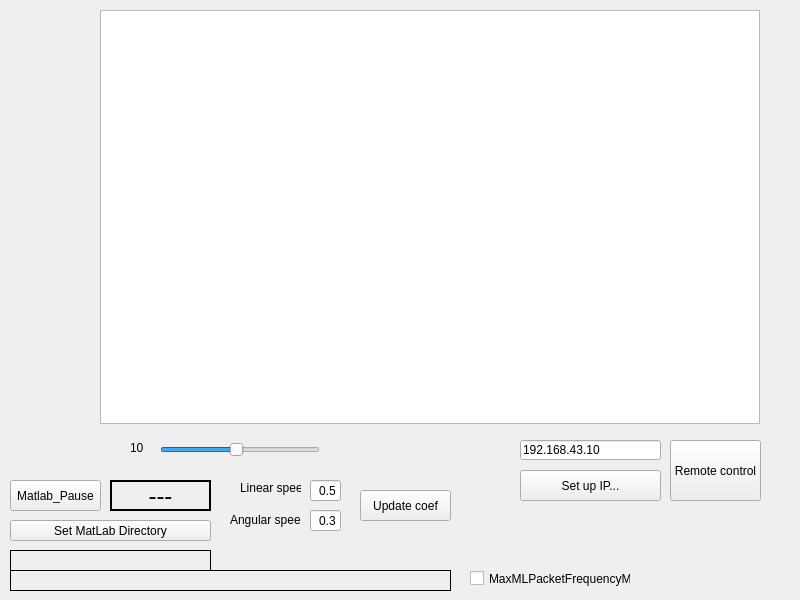
The window that LARCmaCS/larcmacs.ui (vkpankov/LARCmaCS) describes before a commit, drawn with Qt 5.
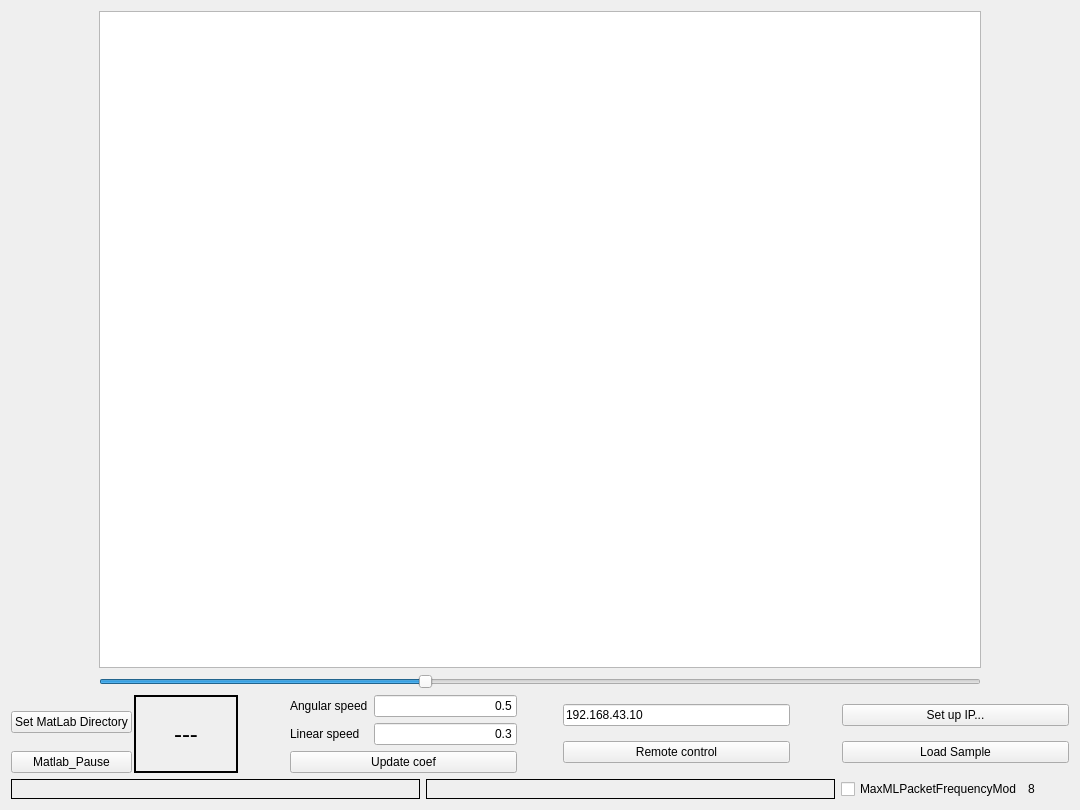
The same window after the commit.

```diff
--- a/LARCmaCS/larcmacs.ui
+++ b/LARCmaCS/larcmacs.ui
@@ -6,8 +6,8 @@
    <rect>
     <x>0</x>
     <y>0</y>
-    <width>800</width>
-    <height>600</height>
+    <width>1080</width>
+    <height>810</height>
    </rect>
   </property>
   <property name="windowTitle">
@@ -16,25 +16,32 @@
   <property name="toolTipDuration">
    <number>-1</number>
   </property>
-  <widget class="QGraphicsView" name="fieldView">
-   <property name="geometry">
-    <rect>
-     <x>100</x>
-     <y>10</y>
-     <width>660</width>
-     <height>414</height>
-    </rect>
-   </property>
-  </widget>
+  <layout class="QVBoxLayout" name="verticalLayout" stretch="50,5,1">
+   <item>
+    <layout class="QHBoxLayout" name="horizontalLayout_4" stretch="1,10,1">
+     <item>
+      <spacer name="horizontalSpacer">
+       <property name="orientation">
+        <enum>Qt::Horizontal</enum>
+       </property>
+       <property name="sizeType">
+        <enum>QSizePolicy::Preferred</enum>
+       </property>
+       <property name="sizeHint" stdset="0">
+        <size>
+         <width>40</width>
+         <height>20</height>
+        </size>
+       </property>
+      </spacer>
+     </item>
+     <item>
+      <layout class="QVBoxLayout" name="verticalLayout_5">
+       <item>
+        <widget class="QGraphicsView" name="fieldView"/>
+       </item>
+       <item>
   <widget class="QSlider" name="sceneslider">
-   <property name="geometry">
-    <rect>
-     <x>160</x>
-     <y>440</y>
-     <width>160</width>
-     <height>19</height>
-    </rect>
-   </property>
    <property name="minimum">
     <number>1</number>
    </property>
@@ -42,85 +49,56 @@
     <number>20</number>
    </property>
    <property name="value">
-    <number>10</number>
-   </property>
+          <number>8</number>
+         </property>
+         <property name="sliderPosition">
+          <number>8</number>
+         </property>
    <property name="orientation">
     <enum>Qt::Horizontal</enum>
    </property>
   </widget>
-  <widget class="QLabel" name="labelscenesize">
-   <property name="geometry">
-    <rect>
-     <x>130</x>
-     <y>440</y>
-     <width>21</width>
-     <height>16</height>
-    </rect>
-   </property>
-   <property name="text">
-    <string>10</string>
-   </property>
-  </widget>
-  <widget class="QLabel" name="StatusLabel">
-   <property name="geometry">
-    <rect>
-     <x>10</x>
-     <y>570</y>
-     <width>441</width>
-     <height>21</height>
-    </rect>
-   </property>
-   <property name="frameShape">
-    <enum>QFrame::Box</enum>
-   </property>
-   <property name="frameShadow">
-    <enum>QFrame::Plain</enum>
-   </property>
-   <property name="text">
-    <string/>
-   </property>
-  </widget>
-  <widget class="QLabel" name="label_SSL_FPS">
-   <property name="geometry">
-    <rect>
-     <x>10</x>
-     <y>550</y>
-     <width>201</width>
-     <height>21</height>
-    </rect>
-   </property>
-   <property name="frameShape">
-    <enum>QFrame::Box</enum>
-   </property>
-   <property name="frameShadow">
-    <enum>QFrame::Plain</enum>
-   </property>
-   <property name="text">
-    <string/>
-   </property>
-  </widget>
+       </item>
+      </layout>
+     </item>
+     <item>
+      <spacer name="horizontalSpacer_5">
+       <property name="orientation">
+        <enum>Qt::Horizontal</enum>
+       </property>
+       <property name="sizeHint" stdset="0">
+        <size>
+         <width>40</width>
+         <height>20</height>
+        </size>
+       </property>
+      </spacer>
+     </item>
+    </layout>
+   </item>
+   <item>
+    <layout class="QHBoxLayout" name="horizontalLayout_13" stretch="10,2,10,0,10,2,10">
+     <item>
+      <layout class="QGridLayout" name="gridLayout_4">
+       <property name="spacing">
+        <number>2</number>
+       </property>
+       <item row="3" column="0">
   <widget class="QPushButton" name="pushButton_Pause">
-   <property name="geometry">
-    <rect>
-     <x>10</x>
-     <y>480</y>
-     <width>91</width>
-     <height>31</height>
-    </rect>
-   </property>
    <property name="text">
     <string>Matlab_Pause</string>
    </property>
   </widget>
+       </item>
+       <item row="0" column="0" rowspan="3">
+        <widget class="QPushButton" name="pushButton_SetMLdir">
+         <property name="text">
+          <string>Set MatLab Directory</string>
+         </property>
+        </widget>
+       </item>
+       <item row="0" column="1" rowspan="4">
   <widget class="QLabel" name="label_Pause">
-   <property name="geometry">
-    <rect>
-     <x>110</x>
-     <y>480</y>
-     <width>101</width>
-     <height>31</height>
-    </rect>
-   </property>
    <property name="font">
     <font>
      <pointsize>18</pointsize>
@@ -145,83 +123,35 @@
     <set>Qt::AlignCenter</set>
    </property>
   </widget>
-  <widget class="QPushButton" name="pushButton_SetMLdir">
-   <property name="geometry">
-    <rect>
-     <x>10</x>
-     <y>520</y>
-     <width>201</width>
-     <height>21</height>
-    </rect>
-   </property>
-   <property name="text">
-    <string>Set MatLab Directory</string>
-   </property>
-  </widget>
-  <widget class="QCheckBox" name="checkBox_MlMaxFreq">
-   <property name="geometry">
-    <rect>
-     <x>470</x>
-     <y>570</y>
-     <width>161</width>
-     <height>17</height>
-    </rect>
-   </property>
-   <property name="text">
-    <string>MaxMLPacketFrequencyMod</string>
-   </property>
-  </widget>
-  <widget class="QPushButton" name="pushButton_RemoteControl">
-   <property name="geometry">
-    <rect>
-     <x>670</x>
-     <y>440</y>
-     <width>91</width>
-     <height>61</height>
-    </rect>
-   </property>
-   <property name="text">
-    <string>Remote control</string>
-   </property>
-  </widget>
-  <widget class="QLineEdit" name="lineEditRobotIp">
-   <property name="geometry">
-    <rect>
-     <x>520</x>
-     <y>440</y>
-     <width>141</width>
+       </item>
+      </layout>
+     </item>
+     <item>
+      <spacer name="horizontalSpacer_2">
+       <property name="orientation">
+        <enum>Qt::Horizontal</enum>
+       </property>
+       <property name="sizeHint" stdset="0">
+        <size>
+         <width>40</width>
      <height>20</height>
-    </rect>
-   </property>
-   <property name="inputMask">
-    <string/>
-   </property>
+        </size>
+       </property>
+      </spacer>
+     </item>
+     <item>
+      <layout class="QVBoxLayout" name="verticalLayout_13">
+       <item>
+        <layout class="QFormLayout" name="formLayout_2">
+         <item row="0" column="0">
+          <widget class="QLabel" name="label_2">
    <property name="text">
-    <string>192.168.43.10</string>
-   </property>
-  </widget>
-  <widget class="QPushButton" name="pushButton_SetupIP">
-   <property name="geometry">
-    <rect>
-     <x>520</x>
-     <y>470</y>
-     <width>141</width>
-     <height>31</height>
-    </rect>
-   </property>
-   <property name="text">
-    <string>Set up IP...</string>
-   </property>
-  </widget>
+            <string>Angular speed</string>
+           </property>
+          </widget>
+         </item>
+         <item row="0" column="1">
   <widget class="QLineEdit" name="linearSpeed">
-   <property name="geometry">
-    <rect>
-     <x>310</x>
-     <y>480</y>
-     <width>31</width>
-     <height>21</height>
-    </rect>
-   </property>
    <property name="layoutDirection">
     <enum>Qt::LeftToRight</enum>
    </property>
@@ -232,61 +162,147 @@
     <set>Qt::AlignRight|Qt::AlignTrailing|Qt::AlignVCenter</set>
    </property>
   </widget>
-  <widget class="QLineEdit" name="angularSpeed">
-   <property name="geometry">
-    <rect>
-     <x>310</x>
-     <y>510</y>
-     <width>31</width>
-     <height>21</height>
-    </rect>
-   </property>
-   <property name="text">
-    <string>0.3</string>
-   </property>
-   <property name="alignment">
-    <set>Qt::AlignRight|Qt::AlignTrailing|Qt::AlignVCenter</set>
-   </property>
-  </widget>
+         </item>
+         <item row="1" column="0">
   <widget class="QLabel" name="label">
-   <property name="geometry">
-    <rect>
-     <x>240</x>
-     <y>480</y>
-     <width>61</width>
-     <height>16</height>
-    </rect>
-   </property>
    <property name="text">
     <string>Linear speed</string>
    </property>
   </widget>
-  <widget class="QLabel" name="label_2">
-   <property name="geometry">
-    <rect>
-     <x>230</x>
-     <y>510</y>
-     <width>71</width>
-     <height>20</height>
-    </rect>
-   </property>
+         </item>
+         <item row="1" column="1">
+          <widget class="QLineEdit" name="angularSpeed">
    <property name="text">
-    <string>Angular speed</string>
-   </property>
-  </widget>
+            <string>0.3</string>
+           </property>
+           <property name="alignment">
+            <set>Qt::AlignRight|Qt::AlignTrailing|Qt::AlignVCenter</set>
+           </property>
+          </widget>
+         </item>
+        </layout>
+       </item>
+       <item>
   <widget class="QPushButton" name="coefButton">
-   <property name="geometry">
-    <rect>
-     <x>360</x>
-     <y>490</y>
-     <width>91</width>
-     <height>31</height>
-    </rect>
-   </property>
    <property name="text">
     <string>Update coef</string>
    </property>
   </widget>
+       </item>
+      </layout>
+     </item>
+     <item>
+      <spacer name="horizontalSpacer_4">
+       <property name="orientation">
+        <enum>Qt::Horizontal</enum>
+       </property>
+       <property name="sizeHint" stdset="0">
+        <size>
+         <width>40</width>
+         <height>20</height>
+        </size>
+       </property>
+      </spacer>
+     </item>
+     <item>
+      <layout class="QVBoxLayout" name="verticalLayout_14">
+       <item>
+        <widget class="QLineEdit" name="lineEditRobotIp">
+         <property name="inputMask">
+          <string/>
+         </property>
+         <property name="text">
+          <string>192.168.43.10</string>
+         </property>
+        </widget>
+       </item>
+       <item>
+        <widget class="QPushButton" name="pushButton_RemoteControl">
+         <property name="text">
+          <string>Remote control</string>
+         </property>
+        </widget>
+       </item>
+      </layout>
+     </item>
+     <item>
+      <spacer name="horizontalSpacer_3">
+       <property name="orientation">
+        <enum>Qt::Horizontal</enum>
+       </property>
+       <property name="sizeHint" stdset="0">
+        <size>
+         <width>40</width>
+         <height>20</height>
+        </size>
+       </property>
+      </spacer>
+     </item>
+     <item>
+      <layout class="QVBoxLayout" name="verticalLayout_3">
+       <item>
+        <widget class="QPushButton" name="pushButton_SetupIP">
+         <property name="text">
+          <string>Set up IP...</string>
+         </property>
+        </widget>
+       </item>
+       <item>
+        <widget class="QPushButton" name="pushButton">
+         <property name="text">
+          <string>Load Sample</string>
+         </property>
+        </widget>
+       </item>
+      </layout>
+     </item>
+    </layout>
+   </item>
+   <item>
+    <layout class="QHBoxLayout" name="horizontalLayout_15" stretch="10,10,4,1">
+     <item>
+      <widget class="QLabel" name="StatusLabel">
+       <property name="frameShape">
+        <enum>QFrame::Box</enum>
+       </property>
+       <property name="frameShadow">
+        <enum>QFrame::Plain</enum>
+       </property>
+       <property name="text">
+        <string/>
+       </property>
+      </widget>
+     </item>
+     <item>
+      <widget class="QLabel" name="label_SSL_FPS">
+       <property name="frameShape">
+        <enum>QFrame::Box</enum>
+       </property>
+       <property name="frameShadow">
+        <enum>QFrame::Plain</enum>
+       </property>
+       <property name="text">
+        <string/>
+       </property>
+      </widget>
+     </item>
+     <item>
+      <widget class="QCheckBox" name="checkBox_MlMaxFreq">
+       <property name="text">
+        <string>MaxMLPacketFrequencyMod</string>
+       </property>
+      </widget>
+     </item>
+     <item>
+      <widget class="QLabel" name="labelscenesize">
+       <property name="text">
+        <string>8</string>
+       </property>
+      </widget>
+     </item>
+    </layout>
+   </item>
+  </layout>
  </widget>
  <layoutdefault spacing="6" margin="11"/>
  <resources/>
```
Lines whose indentation alone changed are shown as unchanged.
